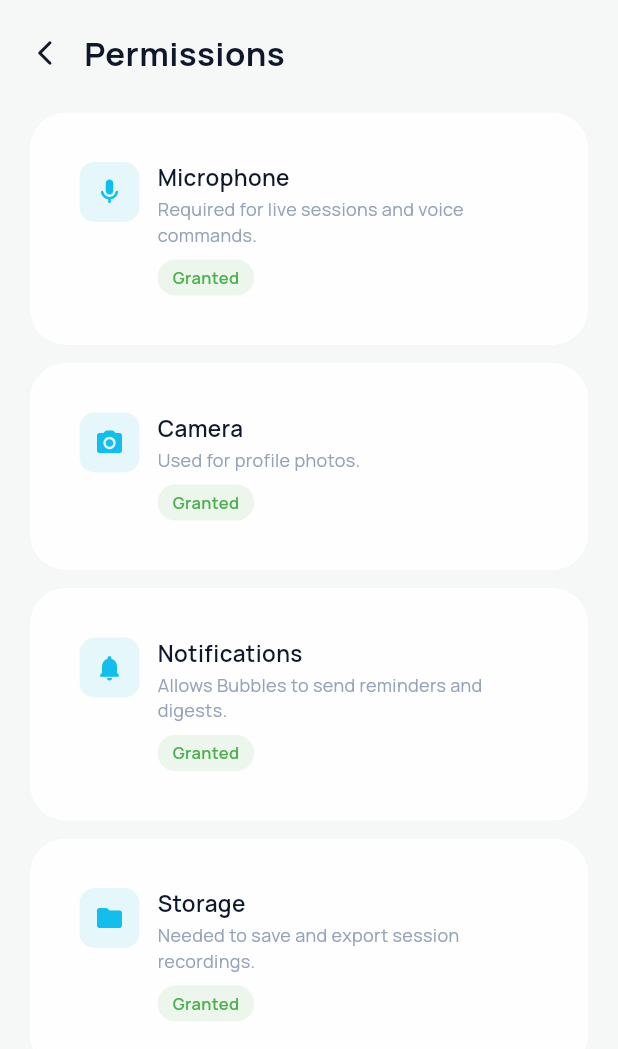
After one commit to Qdevaan/Bubbles-AI, a Flutter app: the PermissionsScreen screen opened directly, on a phone screen of 412 x 824 dp. The commit adds this screen. Shown: the top 1049 px of the screen. Run offline on Flutter 3.47's test engine with Material 3 defaults, Android fonts, the phone set to English and light mode, and no system bars; our stand-ins replace audioplayers, cached_network_image, connectivity_plus, device_info_plus, fl_chart, flutter_animate and 10 more; missing offline and left inert: force_directed_graphview, livekit_client, porcupine_flutter, record; accounts and stored records are empty; network calls fail.

Commit message:
feat: add PermissionsScreen with live status display and request/open-settings actions

```diff
--- /dev/null
+++ b/lib/screens/permissions_screen.dart
@@ -0,0 +1,203 @@
+import 'package:flutter/material.dart';
+import 'package:google_fonts/google_fonts.dart';
+import 'package:permission_handler/permission_handler.dart';
+
+import '../theme/design_tokens.dart';
+import '../utils/permissions_util.dart';
+import '../widgets/glass_morphism.dart';
+
+class PermissionsScreen extends StatefulWidget {
+  const PermissionsScreen({super.key});
+
+  @override
+  State<PermissionsScreen> createState() => _PermissionsScreenState();
+}
+
+class _PermissionsScreenState extends State<PermissionsScreen> {
+  static const _permissionDefs = [
+    (Permission.microphone,   'Microphone',    Icons.mic_rounded,           'Required for live sessions and voice commands.'),
+    (Permission.camera,       'Camera',        Icons.camera_alt_rounded,    'Used for profile photos.'),
+    (Permission.notification, 'Notifications', Icons.notifications_rounded, 'Allows Bubbles to send reminders and digests.'),
+    (Permission.storage,      'Storage',       Icons.folder_rounded,        'Needed to save and export session recordings.'),
+  ];
+
+  Map<Permission, PermissionStatus> _statuses = {};
+  bool _loading = true;
+
+  @override
+  void initState() {
+    super.initState();
+    _loadStatuses();
+  }
+
+  Future<void> _loadStatuses() async {
+    final results = <Permission, PermissionStatus>{};
+    for (final (perm, _, _, _) in _permissionDefs) {
+      results[perm] = await PermissionsUtil.checkPermission(perm);
+    }
+    if (mounted) setState(() { _statuses = results; _loading = false; });
+  }
+
+  Future<void> _handleTap(Permission perm, PermissionStatus status) async {
+    if (status.isPermanentlyDenied) {
+      await openAppSettings();
+    } else if (!status.isGranted) {
+      final result = await PermissionsUtil.requestPermission(perm);
+      if (mounted) setState(() => _statuses[perm] = result);
+    }
+  }
+
+  String _statusLabel(PermissionStatus s) {
+    if (s.isGranted) return 'Granted';
+    if (s.isPermanentlyDenied) return 'Permanently Denied';
+    return 'Denied';
+  }
+
+  Color _statusColor(PermissionStatus s, BuildContext ctx) {
+    if (s.isGranted) return Colors.green;
+    if (s.isPermanentlyDenied) return AppColors.error;
+    return AppColors.slate400;
+  }
+
+  @override
+  Widget build(BuildContext context) {
+    final isDark = Theme.of(context).brightness == Brightness.dark;
+
+    return GestureDetector(
+      onHorizontalDragEnd: (d) {
+        if ((d.primaryVelocity ?? 0) > 300) Navigator.pop(context);
+      },
+      child: Scaffold(
+        backgroundColor:
+            isDark ? AppColors.backgroundDark : AppColors.backgroundLight,
+        body: SafeArea(
+          child: Column(
+            crossAxisAlignment: CrossAxisAlignment.start,
+            children: [
+              Padding(
+                padding: const EdgeInsets.fromLTRB(20, 20, 20, 0),
+                child: Row(
+                  children: [
+                    GestureDetector(
+                      onTap: () => Navigator.pop(context),
+                      child: Icon(Icons.arrow_back_ios_new_rounded,
+                          color: isDark ? Colors.white : AppColors.slate900,
+                          size: 20),
+                    ),
+                    const SizedBox(width: 16),
+                    Text('Permissions',
+                        style: GoogleFonts.manrope(
+                            fontSize: 22,
+                            fontWeight: FontWeight.w700,
+                            color: isDark ? Colors.white : AppColors.slate900)),
+                  ],
+                ),
+              ),
+              const SizedBox(height: 24),
+              if (_loading)
+                const Expanded(child: Center(child: CircularProgressIndicator()))
+              else
+                Expanded(
+                  child: ListView.separated(
+                    padding: const EdgeInsets.symmetric(horizontal: 20),
+                    itemCount: _permissionDefs.length,
+                    separatorBuilder: (_, __) => const SizedBox(height: 12),
+                    itemBuilder: (context, i) {
+                      final (perm, label, icon, desc) = _permissionDefs[i];
+                      final status = _statuses[perm] ?? PermissionStatus.denied;
+                      final isGranted = status.isGranted;
+                      return GlassCard(
+                        child: Padding(
+                          padding: const EdgeInsets.all(16),
+                          child: Row(
+                            crossAxisAlignment: CrossAxisAlignment.start,
+                            children: [
+                              Container(
+                                padding: const EdgeInsets.all(10),
+                                decoration: BoxDecoration(
+                                  color: Theme.of(context)
+                                      .colorScheme
+                                      .primary
+                                      .withAlpha(26),
+                                  borderRadius: BorderRadius.circular(10),
+                                ),
+                                child: Icon(icon,
+                                    color: Theme.of(context).colorScheme.primary,
+                                    size: 20),
+                              ),
+                              const SizedBox(width: 12),
+                              Expanded(
+                                child: Column(
+                                  crossAxisAlignment: CrossAxisAlignment.start,
+                                  children: [
+                                    Text(label,
+                                        style: GoogleFonts.manrope(
+                                            fontWeight: FontWeight.w600,
+                                            fontSize: 15,
+                                            color: isDark
+                                                ? Colors.white
+                                                : AppColors.slate900)),
+                                    const SizedBox(height: 2),
+                                    Text(desc,
+                                        style: GoogleFonts.manrope(
+                                            fontSize: 12,
+                                            color: AppColors.slate400)),
+                                    const SizedBox(height: 8),
+                                    Row(
+                                      mainAxisAlignment:
+                                          MainAxisAlignment.spaceBetween,
+                                      children: [
+                                        Container(
+                                          padding: const EdgeInsets.symmetric(
+                                              horizontal: 10, vertical: 4),
+                                          decoration: BoxDecoration(
+                                            color: _statusColor(status, context)
+                                                .withAlpha(26),
+                                            borderRadius:
+                                                BorderRadius.circular(20),
+                                          ),
+                                          child: Text(
+                                            _statusLabel(status),
+                                            style: GoogleFonts.manrope(
+                                              fontSize: 11,
+                                              fontWeight: FontWeight.w600,
+                                              color: _statusColor(status, context),
+                                            ),
+                                          ),
+                                        ),
+                                        if (!isGranted)
+                                          GestureDetector(
+                                            onTap: () =>
+                                                _handleTap(perm, status),
+                                            child: Text(
+                                              status.isPermanentlyDenied
+                                                  ? 'Open Settings'
+                                                  : 'Request',
+                                              style: GoogleFonts.manrope(
+                                                fontSize: 12,
+                                                fontWeight: FontWeight.w700,
+                                                color: Theme.of(context)
+                                                    .colorScheme
+                                                    .primary,
+                                              ),
+                                            ),
+                                          ),
+                                      ],
+                                    ),
+                                  ],
+                                ),
+                              ),
+                            ],
+                          ),
+                        ),
+                      );
+                    },
+                  ),
+                ),
+            ],
+          ),
+        ),
+      ),
+    );
+  }
+}
--- a/lib/utils/permissions_util.dart
+++ b/lib/utils/permissions_util.dart
@@ -45,6 +45,14 @@ class PermissionsUtil {
       }
     }
   }
+
+  /// Returns the current status for a single permission.
+  static Future<PermissionStatus> checkPermission(Permission permission) =>
+      permission.status;
+
+  /// Requests a single permission. Returns the resulting status.
+  static Future<PermissionStatus> requestPermission(Permission permission) =>
+      permission.request();
 
   static Future<void> _showSettingsDialog({
     required BuildContext context,
```
